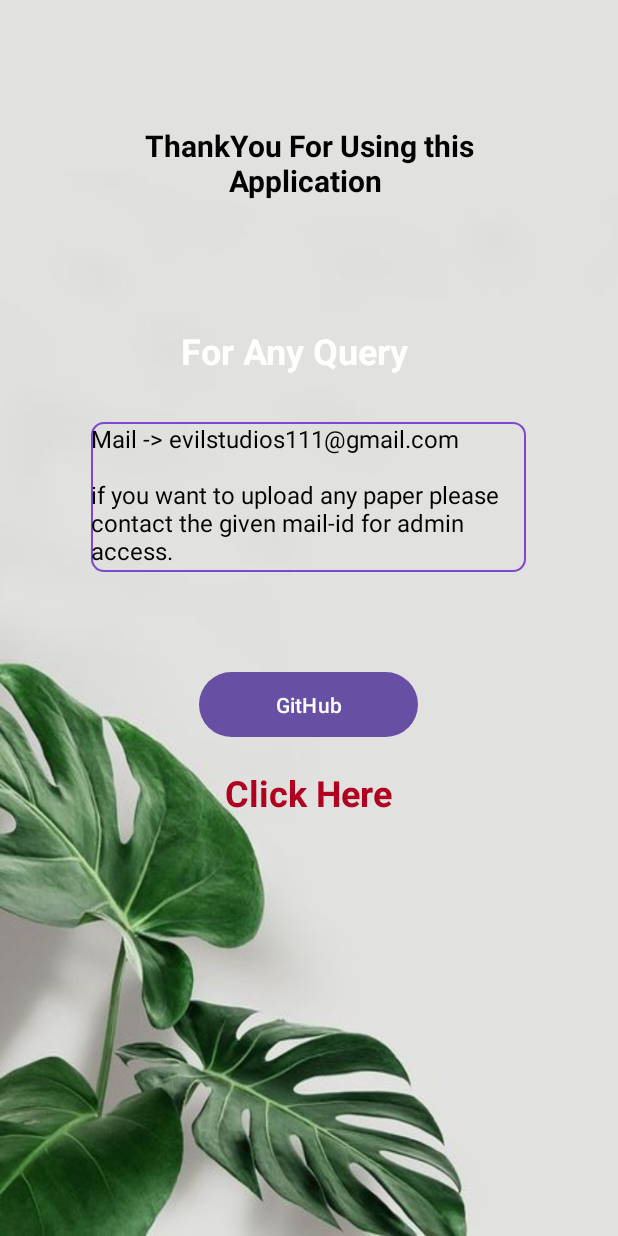
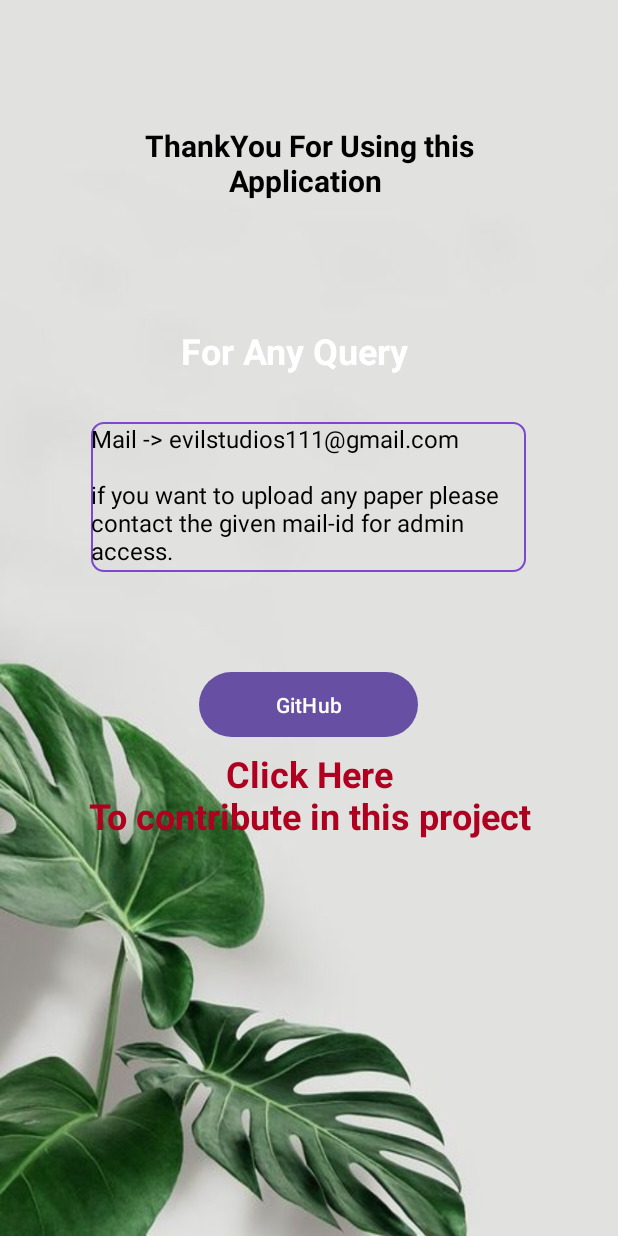
Before and after one commit to PRINCEKUMAR2025/VIT_PYQs, an Android app: the ContactUs screen opened directly, with no data from a screen before it, on a phone screen of 412 x 824 dp. Run offline under Robolectric (Android 15) with nearby library versions, the phone set to English and light mode, and no system bars; 1 statement that could not run was skipped.

```diff
--- a/app/src/main/AndroidManifest.xml
+++ b/app/src/main/AndroidManifest.xml
@@ -4,7 +4,8 @@
     package="com.example.vitpyqs">
 
     <uses-permission android:name="android.permission.INTERNET" />
-    <uses-permission android:name="android.permission.WRITE_EXTERNAL_STORAGE" />
+    <uses-permission android:name="android.permission.WRITE_EXTERNAL_STORAGE"/>
+    <uses-permission android:name="android.permission.READ_EXTERNAL_STORAGE"/>
 
     <application
         android:name=".ApplicationClass"
--- a/app/src/main/java/com/example/vitpyqs/ContactUs.java
+++ b/app/src/main/java/com/example/vitpyqs/ContactUs.java
@@ -30,7 +30,7 @@ public class ContactUs extends AppCompatActivity {
         github.setOnClickListener(new View.OnClickListener() {
             @Override
             public void onClick(View v) {
-                Intent intent =new Intent(Intent.ACTION_VIEW, Uri.parse("https://github.com/PRINCEKUMAR2025?tab=repositories"));
+                Intent intent =new Intent(Intent.ACTION_VIEW, Uri.parse("https://github.com/PRINCEKUMAR2025/VIT_PYQs"));
                 startActivity(intent);
             }
         });
--- a/app/src/main/java/com/example/vitpyqs/ImageAdapter.java
+++ b/app/src/main/java/com/example/vitpyqs/ImageAdapter.java
@@ -19,7 +19,7 @@ import com.squareup.picasso.Picasso;
 import java.util.List;
 
 public class ImageAdapter extends RecyclerView.Adapter<ImageAdapter.ImageViewHolder> {
-    private Context mContext;
+    private final Context mContext;
     private List<Upload> mUploads;
 
     private OnItemClickListener mListener;
@@ -81,7 +81,6 @@ public class ImageAdapter extends RecyclerView.Adapter<ImageAdapter.ImageViewHol
 
         @Override
         public void onCreateContextMenu(ContextMenu menu, View v, ContextMenu.ContextMenuInfo menuInfo) {
-            menu.setHeaderTitle("Options");
             MenuItem download = menu.add(Menu.NONE,1,1,"Download");
             MenuItem delete = menu.add(Menu.NONE,2,2,"Delete");
 
--- a/app/src/main/java/com/example/vitpyqs/MainActivity.java
+++ b/app/src/main/java/com/example/vitpyqs/MainActivity.java
@@ -69,8 +69,10 @@ public class MainActivity extends AppCompatActivity {
         mDatabaseRef = FirebaseDatabase.getInstance().getReference("uploads");
 
         if (email.equals(admin)){
-            Toast.makeText(this, "Admin Access!!", Toast.LENGTH_LONG).show();
+            Toast.makeText(this, "Admin Access", Toast.LENGTH_LONG).show();
         }
+
+        Toast.makeText(this, "Welcome: "+email, Toast.LENGTH_SHORT).show();
 
         mButtonChooseImage.setOnClickListener(new View.OnClickListener() {
             @Override
--- a/app/src/main/res/drawable/buttons.xml
+++ b/app/src/main/res/drawable/buttons.xml
@@ -8,7 +8,7 @@
         android:centerX="100%"
         android:centerY="100%"
         android:startColor="#4BE4D8"
-        android:endColor="#1A9815"
+        android:endColor="#0C390A"
         android:type="radial"
         />
     <padding
@@ -23,6 +23,6 @@
         />
     <stroke
         android:width="3dp"
-        android:color="#7BEF15"
+        android:color="#072003"
         />
 </shape>
--- a/app/src/main/res/layout/activity_contact_us.xml
+++ b/app/src/main/res/layout/activity_contact_us.xml
@@ -39,6 +39,7 @@
         app:layout_constraintTop_toTopOf="parent"
         app:layout_constraintVertical_bias="0.389" />
 
+
     <Button
         android:id="@+id/github"
         android:layout_width="146dp"
@@ -53,15 +54,16 @@
 
     <TextView
         android:id="@+id/textView6"
-        android:layout_width="124dp"
-        android:layout_height="37dp"
-        android:text="Click Here"
+        android:layout_width="400dp"
+        android:layout_height="100dp"
+        android:text="Click Here\nTo contribute in this project"
         android:gravity="center"
         android:textColor="@color/design_default_color_error"
         android:textSize="24sp"
         android:textStyle="bold"
         app:layout_constraintBottom_toBottomOf="parent"
         app:layout_constraintEnd_toEndOf="parent"
+        android:layout_marginTop="30dp"
         app:layout_constraintHorizontal_bias="0.498"
         app:layout_constraintStart_toStartOf="parent"
         app:layout_constraintTop_toTopOf="parent"
```
Also changed, not shown: app/src/main/java/com/example/vitpyqs/ImagesActivity.java (+24 -16 lines), app/src/main/res/layout/activity_splash_screen.xml (+10 -8 lines).
